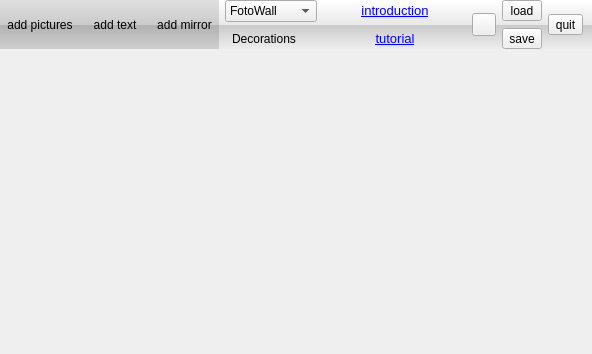
Qt form FotoWall.ui (enricoros/fotowall) before a commit.
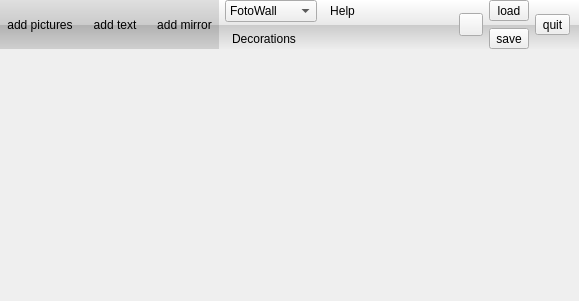
The same form after that commit. Icons and pictures are not drawn.

Commit message: Some bits of UI integration.

Diff of the .ui file:
```diff
--- a/FotoWall.ui
+++ b/FotoWall.ui
@@ -6,8 +6,8 @@
    <rect>
     <x>0</x>
     <y>0</y>
-    <width>592</width>
-    <height>354</height>
+    <width>579</width>
+    <height>301</height>
    </rect>
   </property>
   <layout class="QVBoxLayout" name="verticalLayout">
@@ -212,34 +212,7 @@
         </item>
        </widget>
       </item>
-      <item row="0" column="2" rowspan="2">
-       <spacer name="spacer">
-        <property name="orientation">
-         <enum>Qt::Horizontal</enum>
-        </property>
-        <property name="sizeHint" stdset="0">
-         <size>
-          <width>17</width>
-          <height>48</height>
-         </size>
-        </property>
-       </spacer>
-      </item>
-      <item row="0" column="3">
-       <widget class="QLabel" name="helpLabel">
-        <property name="text">
-         <string>&lt;!DOCTYPE HTML PUBLIC &quot;-//W3C//DTD HTML 4.0//EN&quot; &quot;http://www.w3.org/TR/REC-html40/strict.dtd&quot;&gt;
-&lt;html&gt;&lt;head&gt;&lt;meta name=&quot;qrichtext&quot; content=&quot;1&quot; /&gt;&lt;style type=&quot;text/css&quot;&gt;
-p, li { white-space: pre-wrap; }
-&lt;/style&gt;&lt;/head&gt;&lt;body style=&quot; font-family:'Sans Serif'; font-size:10pt; font-weight:400; font-style:normal;&quot;&gt;
-&lt;p style=&quot; margin-top:0px; margin-bottom:0px; margin-left:0px; margin-right:0px; -qt-block-indent:0; text-indent:0px;&quot;&gt;&lt;a href=&quot;help&quot;&gt;&lt;span style=&quot; text-decoration: underline; color:#0000ff;&quot;&gt;introduction&lt;/span&gt;&lt;/a&gt;&lt;/p&gt;&lt;/body&gt;&lt;/html&gt;</string>
-        </property>
-        <property name="alignment">
-         <set>Qt::AlignCenter</set>
-        </property>
-       </widget>
-      </item>
-      <item row="0" column="4" rowspan="2">
+      <item row="0" column="3" rowspan="2">
        <spacer name="spacer_2">
         <property name="orientation">
          <enum>Qt::Horizontal</enum>
@@ -265,7 +238,7 @@
         </property>
        </widget>
       </item>
-      <item row="0" column="5" rowspan="2">
+      <item row="0" column="6" rowspan="2">
        <widget class="QToolButton" name="exportButton">
         <property name="text">
          <string/>
@@ -279,7 +252,7 @@
         </property>
        </widget>
       </item>
-      <item row="0" column="6">
+      <item row="0" column="7">
        <widget class="QToolButton" name="loadButton">
         <property name="sizePolicy">
          <sizepolicy hsizetype="Preferred" vsizetype="Fixed">
@@ -292,7 +265,7 @@
         </property>
        </widget>
       </item>
-      <item row="1" column="6">
+      <item row="1" column="7">
        <widget class="QToolButton" name="saveButton">
         <property name="sizePolicy">
          <sizepolicy hsizetype="Preferred" vsizetype="Fixed">
@@ -308,7 +281,7 @@
         </property>
        </widget>
       </item>
-      <item row="0" column="7" rowspan="2">
+      <item row="0" column="8" rowspan="2">
        <widget class="QToolButton" name="quitButton">
         <property name="text">
          <string>quit</string>
@@ -322,17 +295,16 @@
         </property>
        </widget>
       </item>
-      <item row="1" column="3">
-       <widget class="QLabel" name="tutorialLabel">
+      <item row="0" column="2">
+       <widget class="QToolButton" name="helpButton">
         <property name="text">
-         <string>&lt;!DOCTYPE HTML PUBLIC &quot;-//W3C//DTD HTML 4.0//EN&quot; &quot;http://www.w3.org/TR/REC-html40/strict.dtd&quot;&gt;
-&lt;html&gt;&lt;head&gt;&lt;meta name=&quot;qrichtext&quot; content=&quot;1&quot; /&gt;&lt;style type=&quot;text/css&quot;&gt;
-p, li { white-space: pre-wrap; }
-&lt;/style&gt;&lt;/head&gt;&lt;body style=&quot; font-family:'Sans Serif'; font-size:10pt; font-weight:400; font-style:normal;&quot;&gt;
-&lt;p style=&quot; margin-top:0px; margin-bottom:0px; margin-left:0px; margin-right:0px; -qt-block-indent:0; text-indent:0px;&quot;&gt;&lt;a href=&quot;help&quot;&gt;&lt;span style=&quot; text-decoration: underline; color:#0000ff;&quot;&gt;tutorial&lt;/span&gt;&lt;/a&gt;&lt;/p&gt;&lt;/body&gt;&lt;/html&gt;</string>
+         <string>Help</string>
         </property>
-        <property name="alignment">
-         <set>Qt::AlignCenter</set>
+        <property name="popupMode">
+         <enum>QToolButton::InstantPopup</enum>
+        </property>
+        <property name="autoRaise">
+         <bool>true</bool>
         </property>
        </widget>
       </item>
```
The commit also changes 2 other files.
